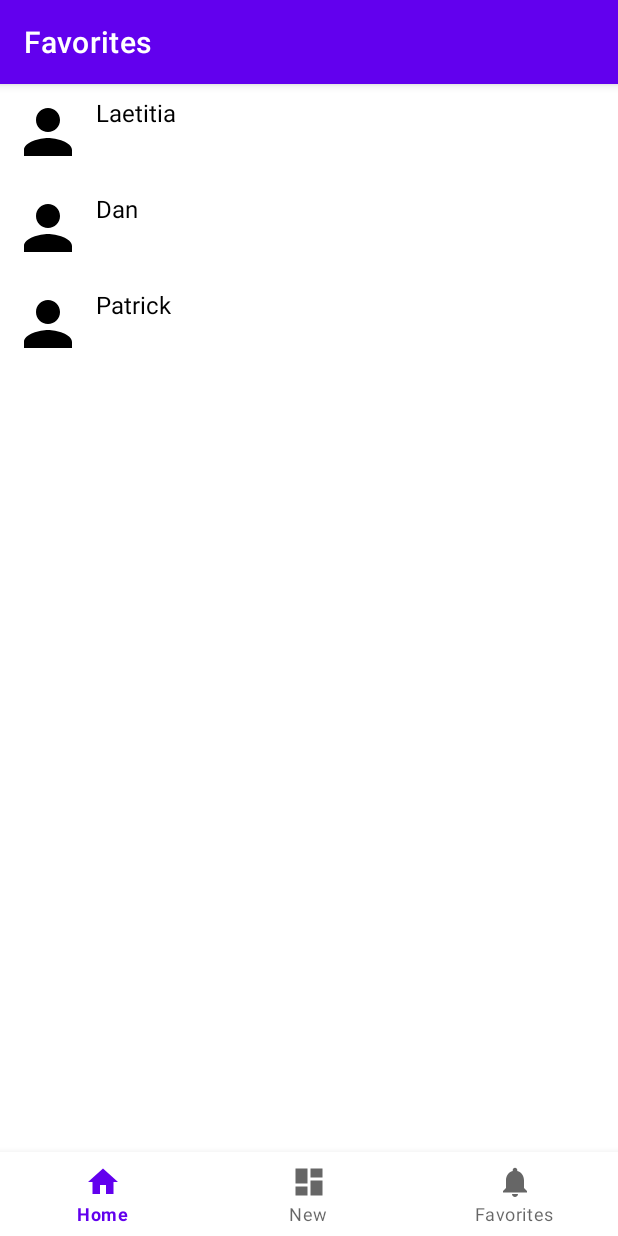
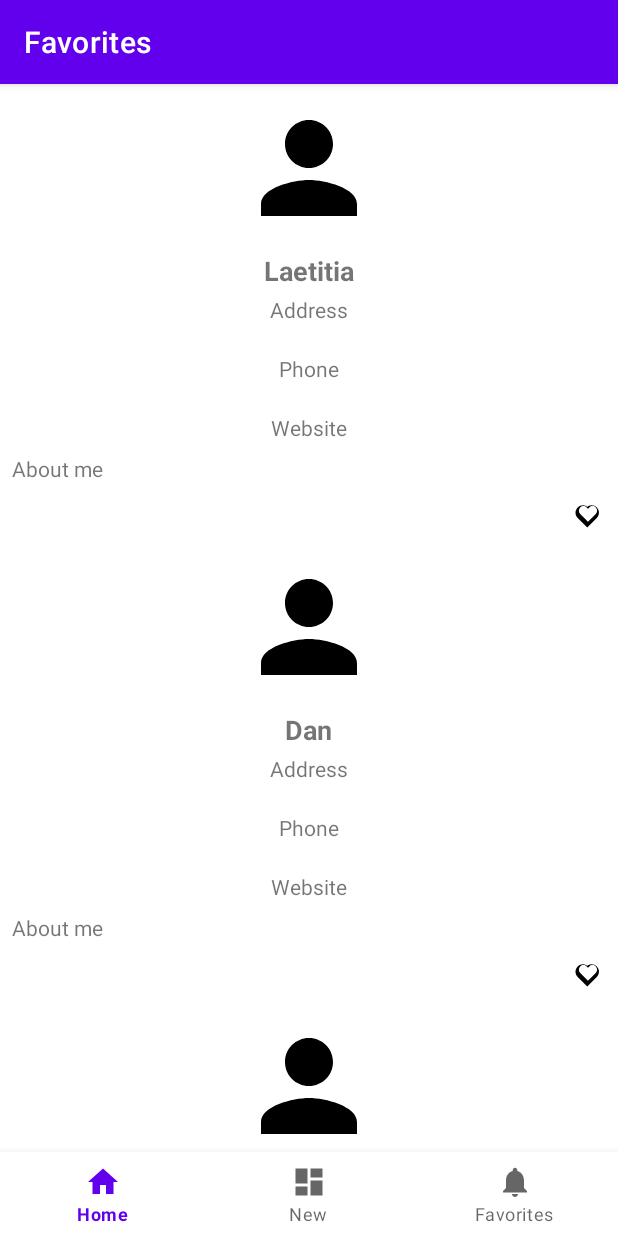
Before and after one commit to eamosse/handymen_advanced, an Android app: the FavoritesFragment screen opened through its navigation route, after a tap on "Elodie", on a phone screen of 412 x 824 dp. Run offline under Robolectric (Android 15) with nearby library versions, the phone set to English and light mode, and no system bars; our stand-ins replace navigation-ui; 3 other taps on this screen came first.

Commit message:
add: UserItem for list improved

```diff
--- a/app/src/main/java/com/vama/android/handymen/domain/UsersUseCase.kt
+++ b/app/src/main/java/com/vama/android/handymen/domain/UsersUseCase.kt
@@ -28,5 +28,11 @@ class UsersUseCase {
 
 private fun User.toModelView() = UserModelView(
     id = id,
-    name = name
+    name = name,
+    avatarUrl = avatarUrl,
+    address = address,
+    phoneNumber = phoneNumber,
+    aboutMe = aboutMe,
+    favorite = favorite,
+    webSite = webSite
 )
--- a/app/src/main/java/com/vama/android/handymen/model/UserModelView.kt
+++ b/app/src/main/java/com/vama/android/handymen/model/UserModelView.kt
@@ -2,5 +2,11 @@ package com.vama.android.handymen.model
 
 data class UserModelView(
     val id: Long,
-    val name: String
+    val name: String,
+    val avatarUrl: String,
+    val address: String,
+    val phoneNumber: String,
+    val aboutMe: String,
+    val favorite: Boolean,
+    val webSite: String
 )
--- a/app/src/main/java/com/vama/android/handymen/ui/home/UsersAdapter.kt
+++ b/app/src/main/java/com/vama/android/handymen/ui/home/UsersAdapter.kt
@@ -5,6 +5,7 @@ import android.view.ViewGroup
 import androidx.recyclerview.widget.AsyncListDiffer
 import androidx.recyclerview.widget.DiffUtil
 import androidx.recyclerview.widget.RecyclerView
+import com.vama.android.handymen.R
 import com.vama.android.handymen.databinding.UserItemBinding
 import com.vama.android.handymen.model.UserModelView
 
@@ -51,5 +52,15 @@ class UserViewHolder(private val binding: UserItemBinding) :
     RecyclerView.ViewHolder(binding.root) {
     fun bind(user: UserModelView) {
         binding.name.text = user.name
+        binding.address.text = user.address
+        binding.phoneNumber.text = user.phoneNumber
+        binding.webSite.text = user.webSite
+        binding.aboutMe.text = user.name
+        val favoriteIcon = if (user.favorite) {
+            R.drawable.ic_favorite  // icône « favori »
+        } else {
+            R.drawable.ic_favorite_border // icône « non favori »
+        }
+        binding.favorite.setImageResource(favoriteIcon)
     }
 }
--- /dev/null
+++ b/app/src/main/res/drawable/ic_favorite.xml
@@ -0,0 +1,20 @@
+<?xml version="1.0" encoding="utf-8"?>
+<!-- Basé sur l’icône “favorite” (coeur rempli) des Material Icons -->
+<vector xmlns:android="http://schemas.android.com/apk/res/android"
+    android:width="24dp"
+    android:height="24dp"
+    android:viewportWidth="24"
+    android:viewportHeight="24">
+
+    <path
+        android:fillColor="#FF000000"
+        android:pathData="M12,21.35
+                         l-1.45,-1.32
+                         C5.4,15.36 2,12.28 2,8.5
+                         C2,5.42 4.42,3 7.5,3
+                         c1.74,0 3.41,0.81 4.5,2.09
+                         C13.09,3.81 14.76,3 16.5,3
+                         C19.58,3 22,5.42 22,8.5
+                         c0,3.78 -3.4,6.86 -8.55,11.54
+                         L12,21.35z"/>
+</vector>
--- /dev/null
+++ b/app/src/main/res/drawable/ic_favorite_border.xml
@@ -0,0 +1,16 @@
+<?xml version="1.0" encoding="utf-8"?>
+<!-- Basé sur l’icône “favorite_border” des Material Icons -->
+<vector xmlns:android="http://schemas.android.com/apk/res/android"
+    android:width="24dp"
+    android:height="24dp"
+    android:viewportWidth="24"
+    android:viewportHeight="24">
+
+    <path
+        android:fillColor="#FF000000"
+        android:pathData="M12.1,8.3l-0.1,0.1l-0.1,-0.1C10.14,6.36 7.1,6.36 5.14,8.32
+                          c-1.94,1.94-1.94,5 0,6.96l6.36,6.36l6.36,-6.36c1.94,-1.96 1.94,-5.02 0,-6.96
+                          c-1.96,-1.96-5,-1.96-6.76,0.02zM12,17.77l-5.18,-5.18
+                          c-1.19,-1.19-1.19,-3.12 0,-4.31c1.18,-1.19 3.13,-1.19 4.31,0l0.87,0.87
+                          l0.87,-0.87c1.18,-1.19 3.13,-1.19 4.31,0c1.19,1.19 1.19,3.12 0,4.31L12,17.77z"/>
+</vector>
--- a/app/src/main/res/layout/user_item.xml
+++ b/app/src/main/res/layout/user_item.xml
@@ -4,24 +4,77 @@
     android:id="@+id/userProfileRoot"
     android:layout_width="match_parent"
     android:layout_height="wrap_content"
-    android:orientation="horizontal"
+    android:orientation="vertical"
     android:padding="8dp">
 
+    <!-- Image de profil -->
     <ImageView
         android:id="@+id/imageProfile"
-        android:layout_width="48dp"
-        android:layout_height="48dp"
-        android:src="@drawable/ic_profile_placeholder"
+        android:layout_width="96dp"
+        android:layout_height="96dp"
+        android:layout_gravity="center_horizontal"
+        android:contentDescription="@string/user_profile_picture"
         android:scaleType="centerCrop"
-        android:layout_marginEnd="8dp"
-        android:contentDescription="@string/user_profile_picture" />
+        android:src="@drawable/ic_profile_placeholder" />
 
-    <!-- TextView pour le prénom et nom -->
+    <!-- Nom -->
     <TextView
         android:id="@+id/name"
         android:layout_width="wrap_content"
         android:layout_height="wrap_content"
-        android:text="Prénom Nom"
-        android:textSize="16sp"
-        android:textColor="@android:color/black" />
+        android:layout_marginTop="8dp"
+        android:layout_gravity="center_horizontal"
+        android:text="@string/default_user_name"
+        android:textSize="18sp"
+        android:textStyle="bold" />
+
+    <TextView
+        android:id="@+id/address"
+        android:layout_width="wrap_content"
+        android:layout_height="wrap_content"
+        android:layout_marginTop="4dp"
+        android:layout_gravity="center_horizontal"
+        android:text="@string/default_address"
+        android:textSize="14sp" />
+
+    <!-- Numéro de téléphone -->
+    <TextView
+        android:id="@+id/phoneNumber"
+        android:layout_width="wrap_content"
+        android:layout_height="wrap_content"
+        android:layout_marginTop="4dp"
+        android:layout_gravity="center_horizontal"
+        android:autoLink="phone"
+        android:text="@string/default_phone"
+        android:textSize="14sp" />
+
+    <!-- Site web -->
+    <TextView
+        android:id="@+id/webSite"
+        android:layout_width="wrap_content"
+        android:layout_height="wrap_content"
+        android:layout_marginTop="4dp"
+        android:layout_gravity="center_horizontal"
+        android:autoLink="web"
+        android:text="@string/default_website"
+        android:textSize="14sp" />
+
+    <!-- À propos de moi -->
+    <TextView
+        android:id="@+id/aboutMe"
+        android:layout_width="match_parent"
+        android:layout_height="wrap_content"
+        android:layout_marginTop="8dp"
+        android:text="@string/default_about_me"
+        android:textSize="14sp" />
+
+    <!-- Icône “favori” -->
+    <ImageView
+        android:id="@+id/favorite"
+        android:layout_width="wrap_content"
+        android:layout_height="wrap_content"
+        android:layout_marginTop="8dp"
+        android:layout_gravity="end"
+        android:contentDescription="@string/favorite_icon"
+        android:src="@drawable/ic_favorite_border" />
 </LinearLayout>
--- a/app/src/main/res/values/strings.xml
+++ b/app/src/main/res/values/strings.xml
@@ -7,4 +7,10 @@
     <!--    favorite screen    -->
     <string name="no_favorites">No favorites</string>
     <string name="user_profile_picture">Profile picture</string>
+    <string name="default_user_name">Username</string>
+    <string name="default_address">Address\n</string>
+    <string name="default_phone">Phone\n</string>
+    <string name="default_website">Website</string>
+    <string name="default_about_me">About me</string>
+    <string name="favorite_icon">Add to favorite</string>
 </resources>
```
